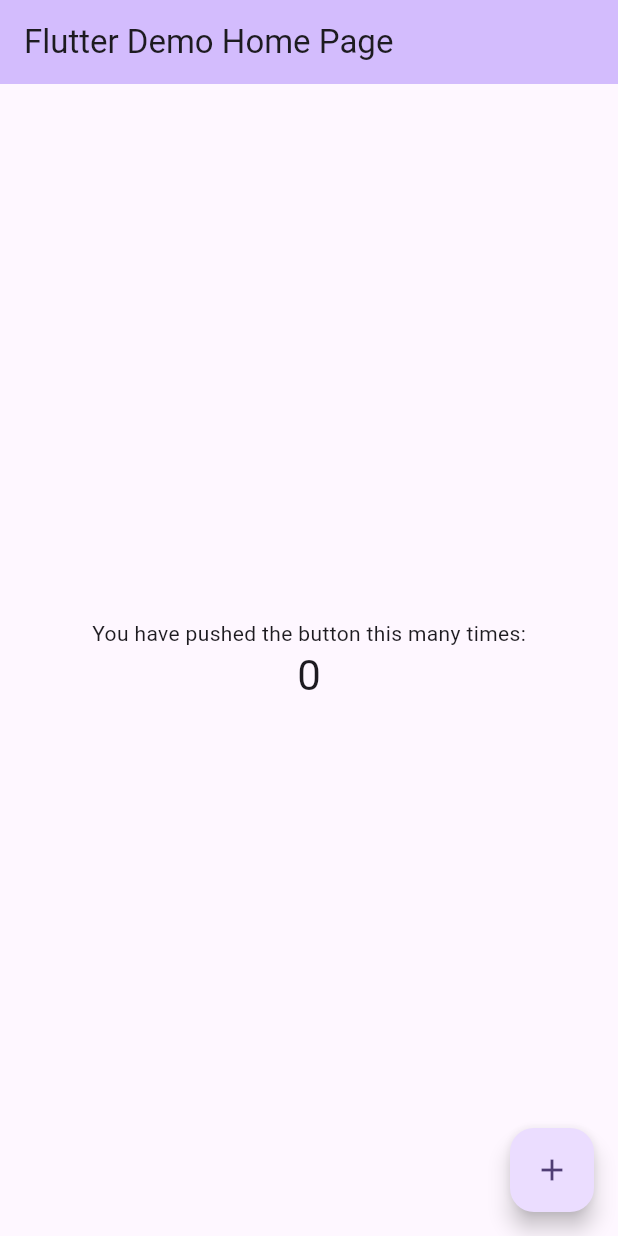
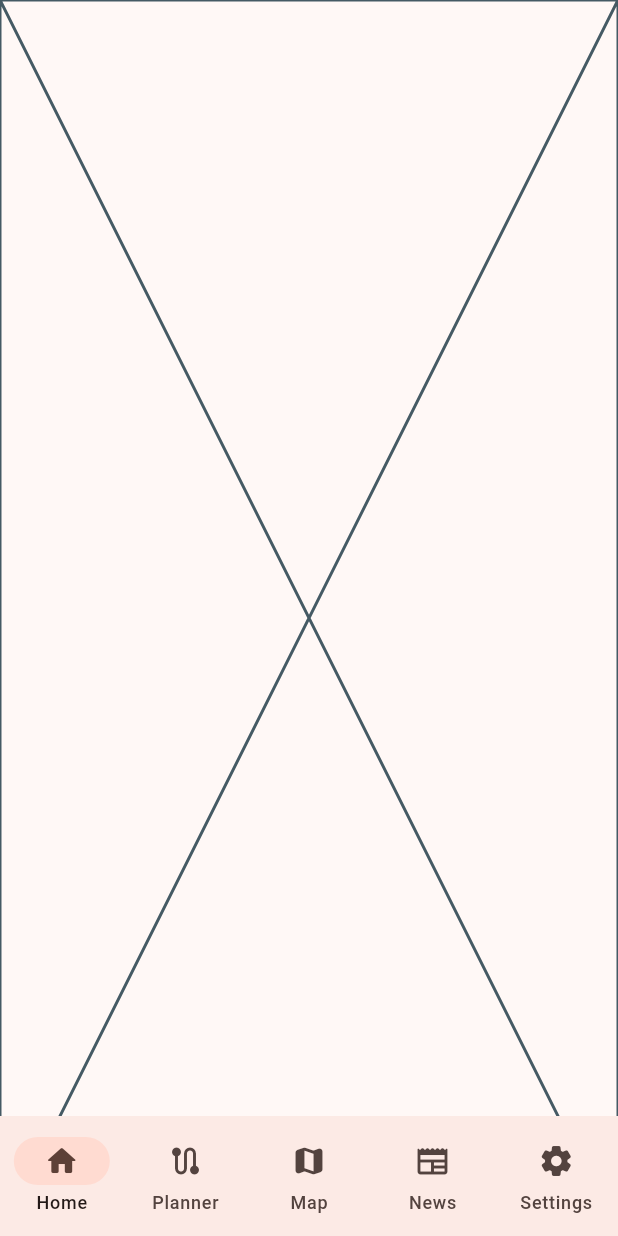
Before and after one commit to suuniqo/mcdmx, a Flutter app: the screen it shows after launch, on a phone screen of 412 x 824 dp. Run offline on Flutter 3.47's test engine with Material 3 defaults, Android fonts, the phone set to English and light mode, and no system bars.

Commit message:
made infrastructure for main pages

```diff
--- a/lib/main.dart
+++ b/lib/main.dart
@@ -1,121 +1,81 @@
 import 'package:flutter/material.dart';
+import 'package:provider/provider.dart';
 
 void main() {
-  runApp(const MyApp());
+  runApp(MyApp());
 }
 
 class MyApp extends StatelessWidget {
   const MyApp({super.key});
 
-  // This widget is the root of your application.
   @override
   Widget build(BuildContext context) {
-    return MaterialApp(
-      title: 'Flutter Demo',
-      theme: ThemeData(
-        // This is the theme of your application.
-        //
-        // TRY THIS: Try running your application with "flutter run". You'll see
-        // the application has a purple toolbar. Then, without quitting the app,
-        // try changing the seedColor in the colorScheme below to Colors.green
-        // and then invoke "hot reload" (save your changes or press the "hot
-        // reload" button in a Flutter-supported IDE, or press "r" if you used
-        // the command line to start the app).
-        //
-        // Notice that the counter didn't reset back to zero; the application
-        // state is not lost during the reload. To reset the state, use hot
-        // restart instead.
-        //
-        // This works for code too, not just values: Most code changes can be
-        // tested with just a hot reload.
-        colorScheme: .fromSeed(seedColor: Colors.deepPurple),
+    return ChangeNotifierProvider(
+      create: (context) => MyAppState(),
+      child: MaterialApp(
+        title: 'mcdmx',
+        theme: ThemeData(
+          colorScheme: ColorScheme.fromSeed(seedColor: Colors.deepOrange),
+        ),
+        home: MyHomePage(),
       ),
-      home: const MyHomePage(title: 'Flutter Demo Home Page'),
     );
   }
 }
 
+class MyAppState extends ChangeNotifier {}
+
 class MyHomePage extends StatefulWidget {
-  const MyHomePage({super.key, required this.title});
-
-  // This widget is the home page of your application. It is stateful, meaning
-  // that it has a State object (defined below) that contains fields that affect
-  // how it looks.
-
-  // This class is the configuration for the state. It holds the values (in this
-  // case the title) provided by the parent (in this case the App widget) and
-  // used by the build method of the State. Fields in a Widget subclass are
-  // always marked "final".
-
-  final String title;
-
   @override
   State<MyHomePage> createState() => _MyHomePageState();
 }
 
 class _MyHomePageState extends State<MyHomePage> {
-  int _counter = 0;
-
-  void _incrementCounter() {
-    setState(() {
-      // This call to setState tells the Flutter framework that something has
-      // changed in this State, which causes it to rerun the build method below
-      // so that the display can reflect the updated values. If we changed
-      // _counter without calling setState(), then the build method would not be
-      // called again, and so nothing would appear to happen.
-      _counter++;
-    });
-  }
+  var _selectedIndex = 0;
+  final _pageController = PageController();
 
   @override
   Widget build(BuildContext context) {
-    // This method is rerun every time setState is called, for instance as done
-    // by the _incrementCounter method above.
-    //
-    // The Flutter framework has been optimized to make rerunning build methods
-    // fast, so that you can just rebuild anything that needs updating rather
-    // than having to individually change instances of widgets.
+    var appState = context.watch<MyAppState>();
+
     return Scaffold(
-      appBar: AppBar(
-        // TRY THIS: Try changing the color here to a specific color (to
-        // Colors.amber, perhaps?) and trigger a hot reload to see the AppBar
-        // change color while the other colors stay the same.
-        backgroundColor: Theme.of(context).colorScheme.inversePrimary,
-        // Here we take the value from the MyHomePage object that was created by
-        // the App.build method, and use it to set our appbar title.
-        title: Text(widget.title),
+      body: PageView(
+        controller: _pageController,
+        onPageChanged: (i) => setState(() => _selectedIndex = i),
+        children: [
+          Placeholder(),
+          Placeholder(),
+          Placeholder(),
+          Placeholder(),
+          Placeholder(),
+        ],
       ),
-      body: Center(
-        // Center is a layout widget. It takes a single child and positions it
-        // in the middle of the parent.
-        child: Column(
-          // Column is also a layout widget. It takes a list of children and
-          // arranges them vertically. By default, it sizes itself to fit its
-          // children horizontally, and tries to be as tall as its parent.
-          //
-          // Column has various properties to control how it sizes itself and
-          // how it positions its children. Here we use mainAxisAlignment to
-          // center the children vertically; the main axis here is the vertical
-          // axis because Columns are vertical (the cross axis would be
-          // horizontal).
-          //
-          // TRY THIS: Invoke "debug painting" (choose the "Toggle Debug Paint"
-          // action in the IDE, or press "p" in the console), to see the
-          // wireframe for each widget.
-          mainAxisAlignment: .center,
-          children: [
-            const Text('You have pushed the button this many times:'),
-            Text(
-              '$_counter',
-              style: Theme.of(context).textTheme.headlineMedium,
-            ),
-          ],
-        ),
-      ),
-      floatingActionButton: FloatingActionButton(
-        onPressed: _incrementCounter,
-        tooltip: 'Increment',
-        child: const Icon(Icons.add),
+      extendBody: true,
+      bottomNavigationBar: NavigationBar(
+        selectedIndex: _selectedIndex,
+        onDestinationSelected: (i) {
+          _pageController.animateToPage(
+            i,
+            duration: Duration(milliseconds: 300),
+            curve: Curves.easeInOut,
+          );
+        },
+        destinations: [
+          NavigationDestination(icon: Icon(Icons.home_rounded), label: 'Home'),
+          NavigationDestination(
+            icon: Icon(Icons.route_rounded),
+            label: 'Planner',
+          ),
+          NavigationDestination(icon: Icon(Icons.map_rounded), label: 'Map'),
+          NavigationDestination(
+            icon: Icon(Icons.newspaper_rounded),
+            label: 'News',
+          ),
+          NavigationDestination(
+            icon: Icon(Icons.settings_rounded),
+            label: 'Settings',
+          ),
+        ],
       ),
     );
   }
```
Also changed, not shown: lib/pages/home.dart (added, +8 -0 lines), lib/pages/map.dart (added, +8 -0 lines), lib/pages/news.dart (added, +8 -0 lines), lib/pages/planner.dart (added, +8 -0 lines), lib/pages/settings.dart (added, +9 -0 lines).
